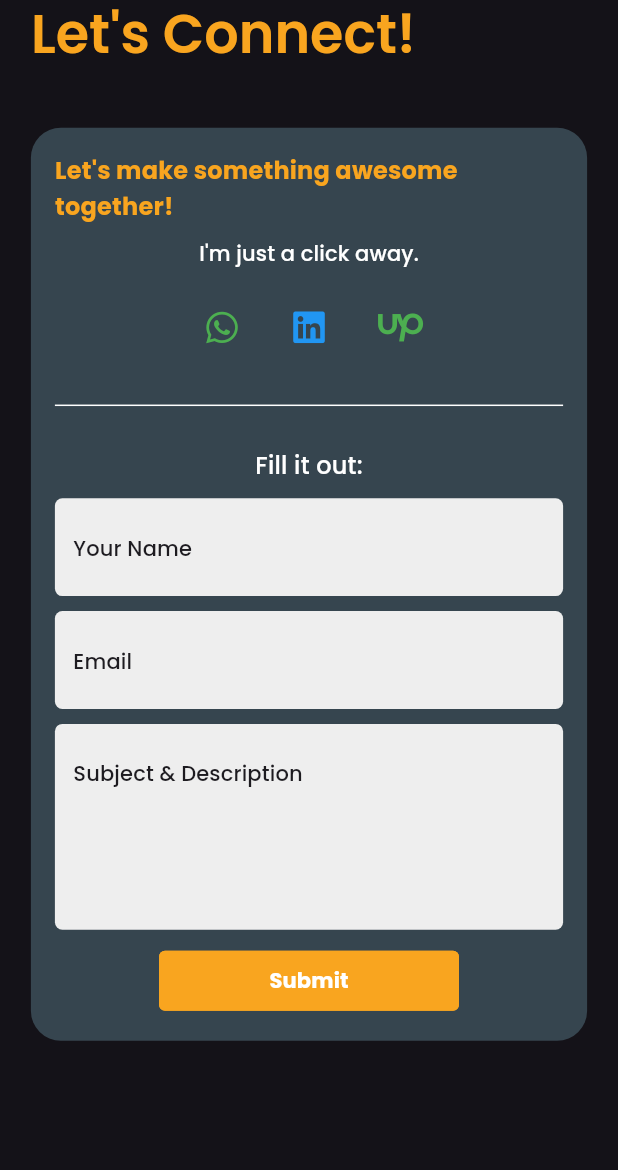
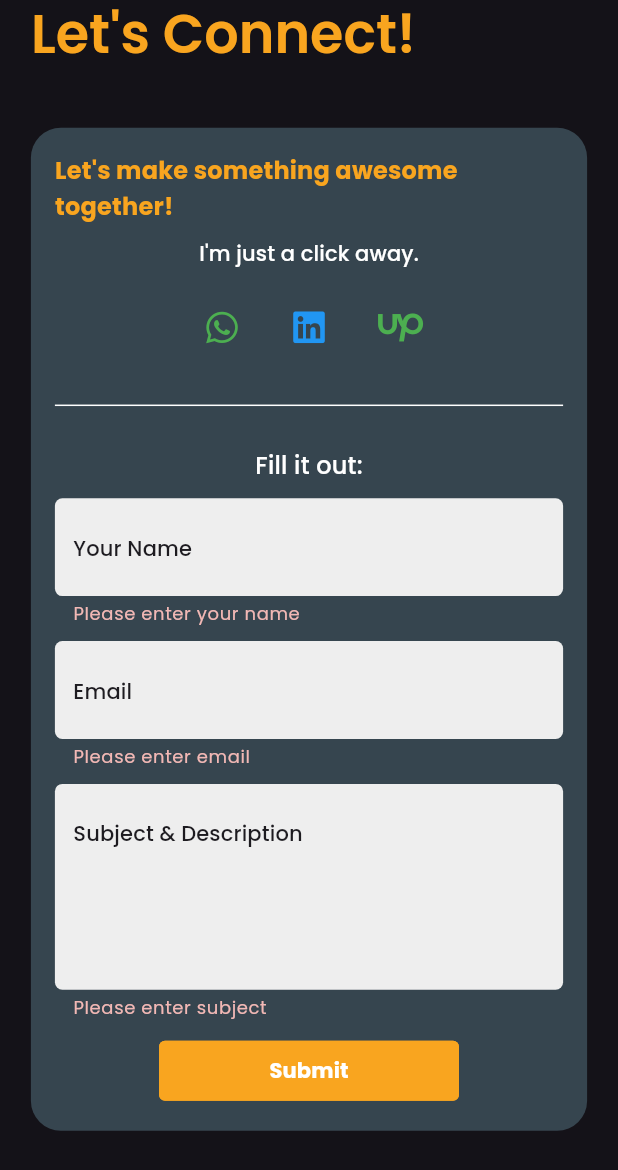
Before and after one commit to danishhafeez322/portfolio_danish, a Flutter app: the ContactMe widget shown alone on an empty page, opened directly, after a tap on "Submit", on a phone screen of 412 x 824 dp. Shown: the top 1170 px of the screen. Run offline on Flutter 3.47's test engine with Material 3 defaults, Android fonts, the phone set to English and light mode, and no system bars; our stand-ins replace animated_text_kit, cloud_firestore, equatable, firebase_core, flutter_bloc, font_awesome_flutter and 1 more; missing offline and left inert: flutter_mailer, universal_html; accounts and stored records are empty.

Commit message:
firebase and contact form

```diff
--- a/lib/main.dart
+++ b/lib/main.dart
@@ -1,13 +1,16 @@
+import 'package:firebase_core/firebase_core.dart';
 import 'package:flutter/material.dart';
 import 'package:flutter_bloc/flutter_bloc.dart';
 import 'package:portfolio_danish/bloc/home_bloc.dart';
+import 'package:portfolio_danish/firebase_options.dart';
 import 'package:portfolio_danish/ui/home/home_screen.dart';
 import 'package:portfolio_danish/utils/app_routes.dart';
 import 'package:portfolio_danish/utils/app_theme.dart';
 
 import 'bloc/bloc_observer.dart';
 
-void main() {
+Future<void> main() async {
+  Firebase.initializeApp(options: DefaultFirebaseOptions.currentPlatform);
   Bloc.observer = MyBlocObserver();
   runApp(const MyApp());
 }
--- a/lib/ui/home/components/contact_me.dart
+++ b/lib/ui/home/components/contact_me.dart
@@ -3,6 +3,7 @@ import 'package:font_awesome_flutter/font_awesome_flutter.dart';
 import 'package:portfolio_danish/utils/app_extentions.dart';
 import 'package:portfolio_danish/utils/app_strings.dart';
 import 'package:portfolio_danish/utils/app_theme.dart';
+import 'package:portfolio_danish/widgets/contact_form.dart';
 import 'package:portfolio_danish/widgets/custom_textfield.dart';
 import 'package:universal_html/html.dart' as html;
 
@@ -64,7 +65,7 @@ class _ContactMeState extends State<ContactMe> {
       mainAxisAlignment: MainAxisAlignment.spaceAround,
       children: [
         Expanded(child: _buildInfoSection(textTheme)),
-        Expanded(child: _buildFormSection(textTheme)),
+        const Expanded(child: ContactForm()),
       ],
     );
   }
@@ -74,10 +75,10 @@ class _ContactMeState extends State<ContactMe> {
       crossAxisAlignment: CrossAxisAlignment.center,
       children: [
         _buildInfoSection(textTheme),
-        SizedBox(height: 20),
-        Divider(color: Colors.white),
-        SizedBox(height: 20),
-        _buildFormSection(textTheme),
+        const SizedBox(height: 20),
+        const Divider(color: Colors.white),
+        const SizedBox(height: 20),
+        const ContactForm(),
       ],
     );
   }
@@ -93,12 +94,12 @@ class _ContactMeState extends State<ContactMe> {
             fontWeight: FontWeight.w700,
           ),
         ),
-        SizedBox(height: 10),
+        const SizedBox(height: 10),
         Text(
           "I'm just a click away.",
           style: textTheme.titleSmall?.copyWith(color: PortfolioAppTheme.white),
         ),
-        SizedBox(height: 15),
+        const SizedBox(height: 15),
         Wrap(
           alignment: WrapAlignment.center,
           spacing: 10,
@@ -122,57 +123,57 @@ class _ContactMeState extends State<ContactMe> {
     );
   }
 
-  Widget _buildFormSection(TextTheme textTheme) {
-    return Form(
-      key: _formKey,
-      child: Column(
-        children: [
-          Text("Fill it out:", style: textTheme.titleMedium),
-          SizedBox(height: 10),
-          CustomTextField(
-            hintText: 'Your Name',
-            controller: nameController,
-            validator: (value) => value == null || value.isEmpty
-                ? 'Please enter your name'
-                : null,
-          ),
-          SizedBox(height: 10),
-          CustomTextField(
-            hintText: 'Email',
-            controller: emailController,
-            validator: (value) =>
-                value == null || value.isEmpty ? 'Please enter email' : null,
-          ),
-          SizedBox(height: 10),
-          CustomTextField(
-            hintText: 'Subject & Description',
-            controller: subjectController,
-            maxLines: 4,
-            validator: (value) =>
-                value == null || value.isEmpty ? 'Please enter subject' : null,
-          ),
-          SizedBox(height: 10),
-          SizedBox(
-            width: 200,
-            child: OutlinedButton(
-              onPressed: () {},
-              style: OutlinedButton.styleFrom(
-                backgroundColor: PortfolioAppTheme.nameColor,
-                side: const BorderSide(color: PortfolioAppTheme.nameColor),
-                shape: RoundedRectangleBorder(
-                    borderRadius: BorderRadius.circular(4)),
-              ),
-              child: Text(
-                'Submit',
-                style: textTheme.titleSmall!
-                    .copyWith(color: Colors.white, fontWeight: FontWeight.w700),
-              ),
-            ),
-          ),
-        ],
-      ),
-    );
-  }
+  // Widget _buildFormSection(TextTheme textTheme) {
+  //   return Form(
+  //     key: _formKey,
+  //     child: Column(
+  //       children: [
+  //         Text("Fill it out:", style: textTheme.titleMedium),
+  //         SizedBox(height: 10),
+  //         CustomTextField(
+  //           hintText: 'Your Name',
+  //           controller: nameController,
+  //           validator: (value) => value == null || value.isEmpty
+  //               ? 'Please enter your name'
+  //               : null,
+  //         ),
+  //         SizedBox(height: 10),
+  //         CustomTextField(
+  //           hintText: 'Email',
+  //           controller: emailController,
+  //           validator: (value) =>
+  //               value == null || value.isEmpty ? 'Please enter email' : null,
+  //         ),
+  //         SizedBox(height: 10),
+  //         CustomTextField(
+  //           hintText: 'Subject & Description',
+  //           controller: subjectController,
+  //           maxLines: 4,
+  //           validator: (value) =>
+  //               value == null || value.isEmpty ? 'Please enter subject' : null,
+  //         ),
+  //         SizedBox(height: 10),
+  //         SizedBox(
+  //           width: 200,
+  //           child: OutlinedButton(
+  //             onPressed: () {},
+  //             style: OutlinedButton.styleFrom(
+  //               backgroundColor: PortfolioAppTheme.nameColor,
+  //               side: const BorderSide(color: PortfolioAppTheme.nameColor),
+  //               shape: RoundedRectangleBorder(
+  //                   borderRadius: BorderRadius.circular(4)),
+  //             ),
+  //             child: Text(
+  //               'Submit',
+  //               style: textTheme.titleSmall!
+  //                   .copyWith(color: Colors.white, fontWeight: FontWeight.w700),
+  //             ),
+  //           ),
+  //         ),
+  //       ],
+  //     ),
+  //   );
+  // }
 
   void gotoUrl(String platform) {
     html.window.open(platform, '_blank');
--- a/lib/utils/app_strings.dart
+++ b/lib/utils/app_strings.dart
@@ -4,4 +4,7 @@ class AppStrings {
   static const String whatsapp =
       'https://api.whatsapp.com/send?phone=923101468787';
   static const String linkedIn = 'https://www.linkedin.com/in/danishhafeez';
+  static const serviceId = 'service_tn30bvq';
+  static const templateId = 'template_iqykbjz';
+  static const publicKey = 'WAeW7BDUxDxohQqCE';
 }
--- /dev/null
+++ b/lib/widgets/contact_form.dart
@@ -0,0 +1,149 @@
+import 'dart:developer';
+
+import 'package:http/http.dart' as http;
+import 'dart:convert';
+import 'package:cloud_firestore/cloud_firestore.dart';
+import 'package:flutter/material.dart';
+import 'package:flutter_mailer/flutter_mailer.dart';
+import 'package:portfolio_danish/utils/app_strings.dart';
+import 'package:portfolio_danish/widgets/custom_textfield.dart';
+import 'package:portfolio_danish/utils/app_theme.dart';
+
+class ContactForm extends StatefulWidget {
+  const ContactForm({super.key});
+
+  @override
+  State<ContactForm> createState() => _ContactFormState();
+}
+
+class _ContactFormState extends State<ContactForm> {
+  final _formKey = GlobalKey<FormState>();
+  final nameController = TextEditingController();
+  final emailController = TextEditingController();
+  final subjectController = TextEditingController();
+
+  Future<void> _submitForm() async {
+    if (!_formKey.currentState!.validate()) return;
+
+    final formData = {
+      'name': nameController.text,
+      'email': emailController.text,
+      'subject': subjectController.text,
+      'timestamp': Timestamp.now(),
+    };
+
+    try {
+      // Save to Firebase Firestore
+      await FirebaseFirestore.instance.collection('contact_form').add(formData);
+
+      // Send email notification
+      sendEmail(
+        nameController.text,
+        emailController.text,
+        subjectController.text,
+      ); // Show success Snackbar
+      ScaffoldMessenger.of(context).showSnackBar(
+        const SnackBar(
+          content: Text("Your response has been recorded!"),
+          backgroundColor: Colors.green,
+        ),
+      );
+
+      // Clear form fields
+      nameController.clear();
+      emailController.clear();
+      subjectController.clear();
+    } catch (e) {
+      ScaffoldMessenger.of(context).showSnackBar(
+        SnackBar(
+          content: Text("Error submitting form: $e"),
+          backgroundColor: Colors.red,
+        ),
+      );
+      log(e.toString());
+    }
+  }
+
+  @override
+  Widget build(BuildContext context) {
+    final textTheme = Theme.of(context).textTheme;
+
+    return Form(
+      key: _formKey,
+      child: Column(
+        children: [
+          Text("Fill it out:", style: textTheme.titleMedium),
+          const SizedBox(height: 10),
+          CustomTextField(
+            hintText: 'Your Name',
+            controller: nameController,
+            validator: (value) => value == null || value.isEmpty
+                ? 'Please enter your name'
+                : null,
+          ),
+          const SizedBox(height: 10),
+          CustomTextField(
+            hintText: 'Email',
+            controller: emailController,
+            validator: (value) =>
+                value == null || value.isEmpty ? 'Please enter email' : null,
+          ),
+          const SizedBox(height: 10),
+          CustomTextField(
+            hintText: 'Subject & Description',
+            controller: subjectController,
+            maxLines: 4,
+            validator: (value) =>
+                value == null || value.isEmpty ? 'Please enter subject' : null,
+          ),
+          const SizedBox(height: 10),
+          SizedBox(
+            width: 200,
+            child: OutlinedButton(
+              onPressed: _submitForm,
+              style: OutlinedButton.styleFrom(
+                backgroundColor: PortfolioAppTheme.nameColor,
+                side: const BorderSide(color: PortfolioAppTheme.nameColor),
+                shape: RoundedRectangleBorder(
+                    borderRadius: BorderRadius.circular(4)),
+              ),
+              child: Text(
+                'Submit',
+                style: textTheme.titleSmall!
+                    .copyWith(color: Colors.white, fontWeight: FontWeight.w700),
+              ),
+            ),
+          ),
+        ],
+      ),
+    );
+  }
+}
+
+void sendEmail(String name, String email, String subject) async {
+  final url = Uri.parse('https://api.emailjs.com/api/v1.0/email/send');
+
+  final response = await http.post(
+    url,
+    headers: {
+      'Content-Type': 'application/json',
+    },
+    body: jsonEncode({
+      "service_id": AppStrings.serviceId,
+      "template_id": AppStrings.templateId,
+      "user_id": AppStrings.publicKey,
+      "template_params": {
+        "to_name": "Danish Hafeez",
+        "from_name": name,
+        "from_email": email,
+        "message": subject,
+      }
+    }),
+  );
+
+  if (response.statusCode == 200) {
+    print("Email sent successfully!");
+  } else {
+    print("Failed to send email: ${response.body}");
+  }
+}
--- a/pubspec.yaml
+++ b/pubspec.yaml
@@ -19,6 +19,10 @@ dependencies:
   universal_html: ^2.2.4
   font_awesome_flutter: ^10.7.0
   auto_size_text: ^3.0.0
+  firebase_core: ^3.12.1
+  flutter_mailer: ^3.0.0
+  cloud_firestore: ^5.6.5
+  http: ^1.3.0
 
 dev_dependencies:
   flutter_test:
```
Also changed, not shown: lib/ui/home/components/featured_projects.dart (+106 -49 lines), firebase.json (added), lib/firebase_options.dart (added), pubspec.lock, 3 other files.
